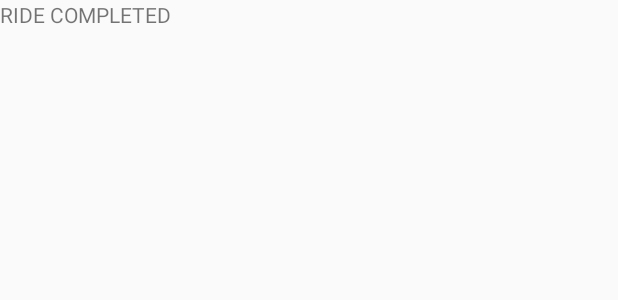
After one commit to cmFodWx5YWRhdjEyMTA5/201506232019, an Android app: the layout activity_ride_completed.xml on its own in the app's theme, with its tools: preview values and no code run, on a phone screen of 412 x 824 dp. The commit adds this screen. Shown: the top 300 px of the screen. Run offline under Robolectric (Android 15) with nearby library versions, the phone set to English and light mode, and no system bars; Roboto replaces fonts that are not available here.

Commit message:
started start ride and stop ride features

```diff
--- a/app/build.gradle
+++ b/app/build.gradle
@@ -6,8 +6,8 @@ android {
         applicationId "com.techline.rideshare"
         minSdkVersion 21
         targetSdkVersion 28
-        versionCode 2
-        versionName "2"
+        versionCode 3
+        versionName "3"
         testInstrumentationRunner "android.support.test.runner.AndroidJUnitRunner"
     }
     buildTypes {
--- a/app/src/main/AndroidManifest.xml
+++ b/app/src/main/AndroidManifest.xml
@@ -18,6 +18,7 @@
         android:supportsRtl="true"
         android:theme="@style/AppTheme"
         tools:ignore="GoogleAppIndexingWarning">
+        <activity android:name=".RideCompleted"></activity>
         <activity
             android:name=".RequestDetailActivity"
             android:label="Request Details"
--- /dev/null
+++ b/app/src/main/res/layout/activity_ride_completed.xml
@@ -0,0 +1,16 @@
+<?xml version="1.0" encoding="utf-8"?>
+<android.support.constraint.ConstraintLayout xmlns:android="http://schemas.android.com/apk/res/android"
+    xmlns:tools="http://schemas.android.com/tools"
+    android:layout_width="match_parent"
+    android:layout_height="match_parent"
+    tools:context=".RideCompleted">
+
+    <TextView
+        android:id="@+id/textView"
+        android:layout_width="wrap_content"
+        android:layout_height="wrap_content"
+        android:text="RIDE COMPLETED"
+        android:scrollbarSize="25dp"
+        tools:layout_editor_absoluteX="176dp"
+        tools:layout_editor_absoluteY="277dp" />
+</android.support.constraint.ConstraintLayout>
```
Also changed, not shown: app/src/main/java/com/techline/rideshare/RequestDetailActivity.java (+58 -10 lines), app/src/main/java/com/techline/rideshare/RideCompleted.java (added, +13 -0 lines), app/src/main/java/com/techline/rideshare/util/NetworkUtils.java (+23 -1 lines).
